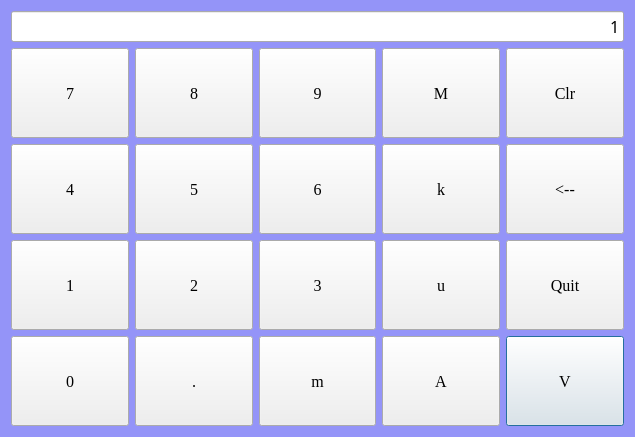
First picture: the form in Public/dlgLevelInputBox.ui, repository caicaiking/WKEFactoryView2014, before the edit.
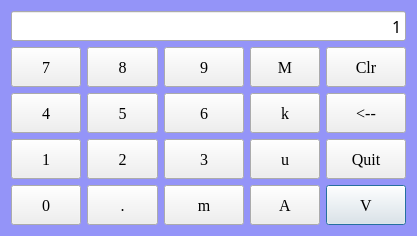
Second picture: the form after the edit.

```diff
--- a/Public/dlgLevelInputBox.ui
+++ b/Public/dlgLevelInputBox.ui
@@ -6,8 +6,8 @@
    <rect>
     <x>0</x>
     <y>0</y>
-    <width>635</width>
-    <height>437</height>
+    <width>417</width>
+    <height>232</height>
    </rect>
   </property>
   <property name="font">
```
